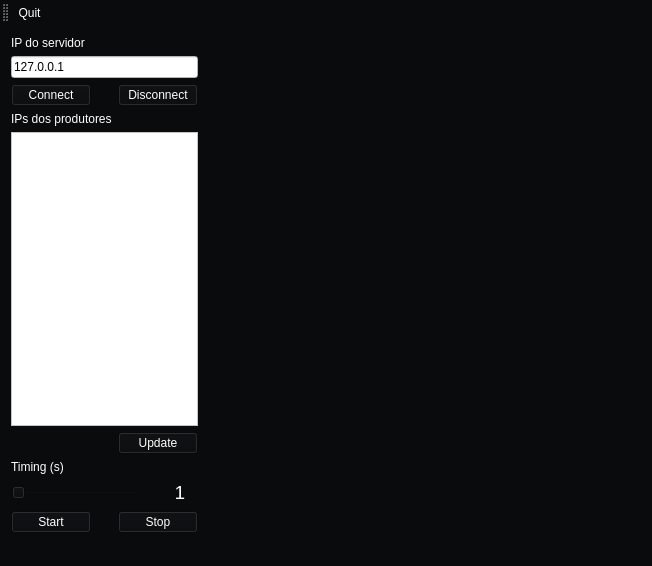
Qt form QtTcpClientConsumer/mainwindow.ui (beatriz-soares/QtTcp-Consumidor) before a commit.
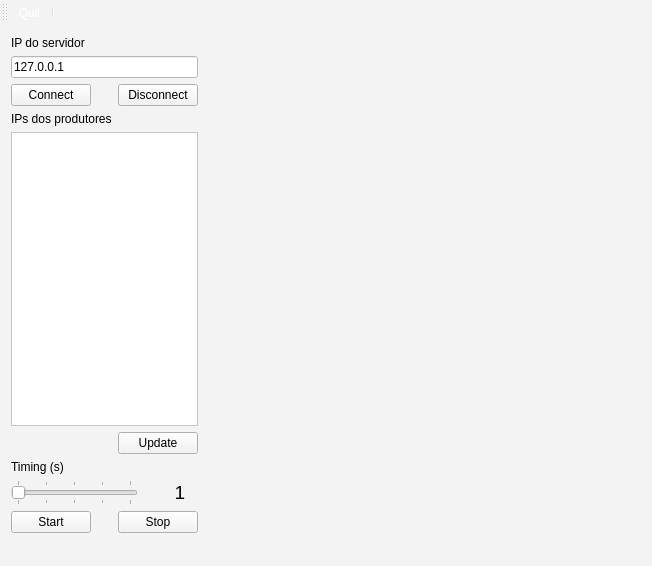
The same form after that commit. Custom widgets are drawn as their Qt base class.

The edit to the form file:
```diff
--- a/QtTcpClientConsumer/mainwindow.ui
+++ b/QtTcpClientConsumer/mainwindow.ui
@@ -14,7 +14,7 @@
    <string>Tcp Client Consumer</string>
   </property>
   <property name="styleSheet">
-   <string notr="true">background-color: rgba(10, 11, 13, 0.9);
+   <string notr="true">background-color: rgb(243, 243, 243);
 border-bottom-color: rgb(46, 52, 54);</string>
   </property>
   <widget class="QWidget" name="centralWidget">
@@ -26,7 +26,7 @@
         <item>
          <widget class="QLabel" name="label">
           <property name="styleSheet">
-           <string notr="true">color: rgb(255, 255, 255);</string>
+           <string notr="true">color: rgb(0, 0, 0);</string>
           </property>
           <property name="text">
            <string>IP do servidor</string>
@@ -48,7 +48,7 @@
           <item>
            <widget class="QPushButton" name="pushButtonConnect">
             <property name="styleSheet">
-             <string notr="true">color: rgb(255, 255, 255);</string>
+             <string notr="true">color: rgb(0, 0, 0);</string>
             </property>
             <property name="text">
              <string>Connect</string>
@@ -71,7 +71,7 @@
           <item>
            <widget class="QPushButton" name="pushButtonDisconnect">
             <property name="styleSheet">
-             <string notr="true">color: rgb(255, 255, 255);</string>
+             <string notr="true">color: rgb(0, 0, 0);</string>
             </property>
             <property name="text">
              <string>Disconnect</string>
@@ -83,8 +83,7 @@
         <item>
          <widget class="QLabel" name="label_2">
           <property name="styleSheet">
-           <string notr="true">color: rgb(255, 255, 255);
-</string>
+           <string notr="true">color: rgb(0, 0, 0);</string>
           </property>
           <property name="text">
            <string>IPs dos produtores</string>
@@ -122,7 +121,7 @@
           <item>
            <widget class="QPushButton" name="pushButtonUpdate">
             <property name="styleSheet">
-             <string notr="true">color: rgb(255, 255, 255);</string>
+             <string notr="true">color: rgb(0, 0, 0);</string>
             </property>
             <property name="text">
              <string>Update</string>
@@ -134,7 +133,7 @@
         <item>
          <widget class="QLabel" name="label_3">
           <property name="styleSheet">
-           <string notr="true">color: rgb(255, 255, 255);</string>
+           <string notr="true">color: rgb(0, 0, 0);</string>
           </property>
           <property name="text">
            <string>Timing (s)</string>
@@ -193,7 +192,7 @@
              <enum>Qt::DefaultContextMenu</enum>
             </property>
             <property name="styleSheet">
-             <string notr="true">color: rgb(255, 255, 255);</string>
+             <string notr="true">color: rgb(0, 0, 0);</string>
             </property>
             <property name="frameShape">
              <enum>QFrame::NoFrame</enum>
@@ -219,7 +218,7 @@
           <item>
            <widget class="QPushButton" name="pushButtonConnectStart">
             <property name="styleSheet">
-             <string notr="true">color: rgb(255, 255, 255);</string>
+             <string notr="true">color: rgb(0, 0, 0);</string>
             </property>
             <property name="text">
              <string>Start</string>
@@ -242,7 +241,7 @@
           <item>
            <widget class="QPushButton" name="pushButtonConnectStop">
             <property name="styleSheet">
-             <string notr="true">color: rgb(255, 255, 255);</string>
+             <string notr="true">color: rgb(0, 0, 0);</string>
             </property>
             <property name="text">
              <string>Stop</string>
```
